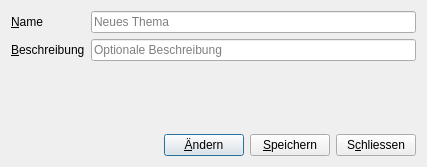
The window that speck_weg/ui/dialog_training_theme.ui (hochstibe/fingertraining) describes before a commit, drawn with Qt 5.
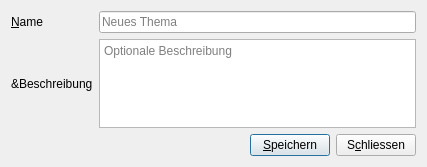
The same window after the commit.

Commit message: sequence for theme/program, all listitems movable

Patch:
```diff
--- a/speck_weg/ui/dialog_training_theme.ui
+++ b/speck_weg/ui/dialog_training_theme.ui
@@ -56,16 +56,10 @@
       </widget>
      </item>
      <item row="1" column="1">
-      <widget class="QLineEdit" name="lineEdit_description">
-       <property name="maxLength">
-        <number>1023</number>
-       </property>
+      <widget class="QTextEdit" name="textEdit_description">
        <property name="placeholderText">
         <string>Optionale Beschreibung</string>
        </property>
-       <property name="clearButtonEnabled">
-        <bool>true</bool>
-       </property>
       </widget>
      </item>
     </layout>
@@ -98,18 +92,14 @@
        </property>
       </spacer>
      </item>
-     <item>
-      <widget class="QPushButton" name="pushButton_apply">
-       <property name="text">
-        <string>&amp;Ändern</string>
-       </property>
-      </widget>
-     </item>
      <item>
       <widget class="QPushButton" name="pushButton_save">
        <property name="text">
         <string>&amp;Speichern</string>
        </property>
+       <property name="default">
+        <bool>true</bool>
+       </property>
       </widget>
      </item>
      <item>
```
Left out of the diff: 3 changed lines with no effect on the pictures. The commit also changes 19 other files.
